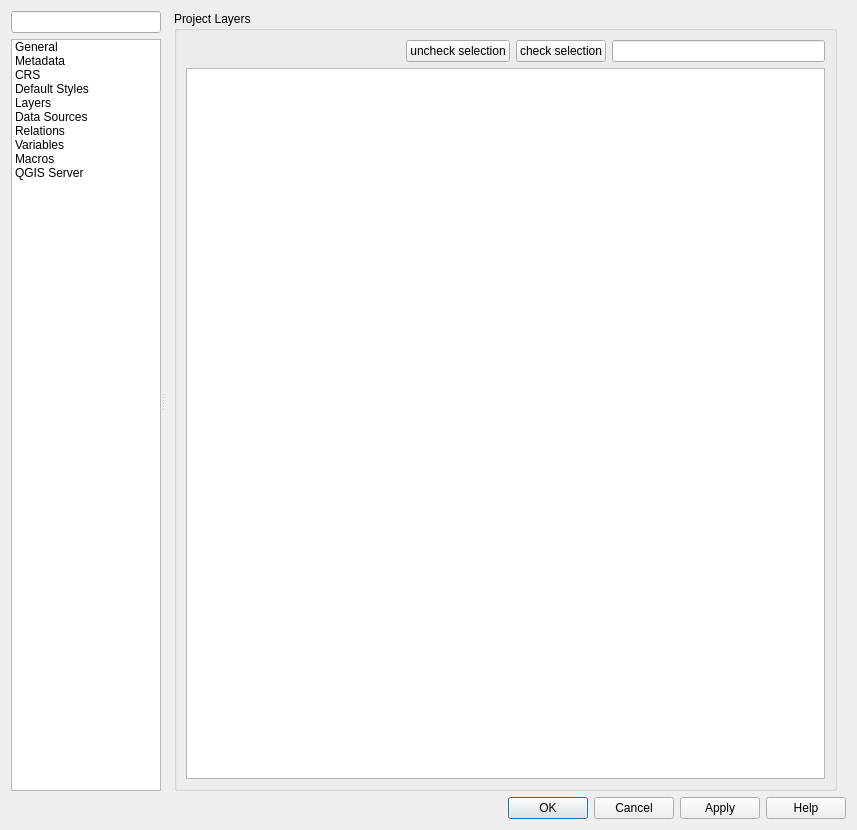
Before: the Qt Designer form src/ui/qgsprojectpropertiesbase.ui in carsmie/QGIS, drawn with Qt 5.
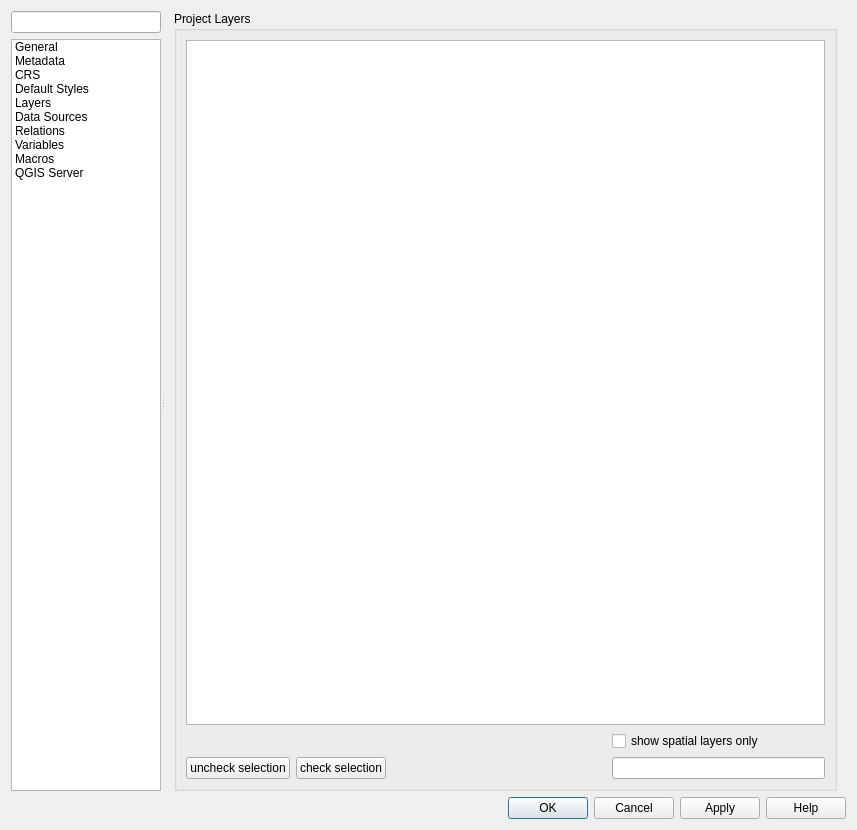
After: the same form once the commit is applied. Icons and pictures are not drawn. Custom widgets are drawn as their Qt base class.

Commit message: add optional filter for spatial only layers

```diff
--- a/src/ui/qgsprojectpropertiesbase.ui
+++ b/src/ui/qgsprojectpropertiesbase.ui
@@ -1411,39 +1411,46 @@
                   <string>Project Layers</string>
                  </property>
                  <layout class="QGridLayout" name="gridLayout_20">
-                  <item row="0" column="2">
+                  <item row="3" column="3">
+                   <widget class="QgsFilterLineEdit" name="mLayerCapabilitiesTreeFilterLineEdit"/>
+                  </item>
+                  <item row="3" column="2">
+                   <spacer name="horizontalSpacer_5">
+                    <property name="orientation">
+                     <enum>Qt::Horizontal</enum>
+                    </property>
+                    <property name="sizeHint" stdset="0">
+                     <size>
+                      <width>40</width>
+                      <height>20</height>
+                     </size>
+                    </property>
+                   </spacer>
+                  </item>
+                  <item row="3" column="0">
+                   <widget class="QPushButton" name="mLayerCapabilitiesUncheckButton">
+                    <property name="text">
+                     <string>uncheck selection</string>
+                    </property>
+                   </widget>
+                  </item>
+                  <item row="3" column="1">
                    <widget class="QPushButton" name="mLayerCapabilitiesCheckButton">
                     <property name="text">
                      <string>check selection</string>
                     </property>
                    </widget>
                   </item>
+                  <item row="2" column="3">
+                   <widget class="QCheckBox" name="mShowSpatialLayersCheckBox">
+                    <property name="text">
+                     <string>show spatial layers only</string>
+                    </property>
+                   </widget>
+                  </item>
                   <item row="1" column="0" colspan="4">
                    <widget class="QTreeView" name="mLayerCapabilitiesTree"/>
                   </item>
-                  <item row="0" column="0">
-                   <spacer name="horizontalSpacer_5">
-                    <property name="orientation">
-                     <enum>Qt::Horizontal</enum>
-                    </property>
-                    <property name="sizeHint" stdset="0">
-                     <size>
-                      <width>40</width>
-                      <height>20</height>
-                     </size>
-                    </property>
-                   </spacer>
-                  </item>
-                  <item row="0" column="3">
-                   <widget class="QgsFilterLineEdit" name="mLayerCapabilitiesTreeFilterLineEdit"/>
-                  </item>
-                  <item row="0" column="1">
-                   <widget class="QPushButton" name="mLayerCapabilitiesUncheckButton">
-                    <property name="text">
-                     <string>uncheck selection</string>
-                    </property>
-                   </widget>
-                  </item>
                  </layout>
                 </widget>
                </item>
```
Left out of the diff: 12 changed lines with no effect on the pictures. The commit also changes 3 other files.
